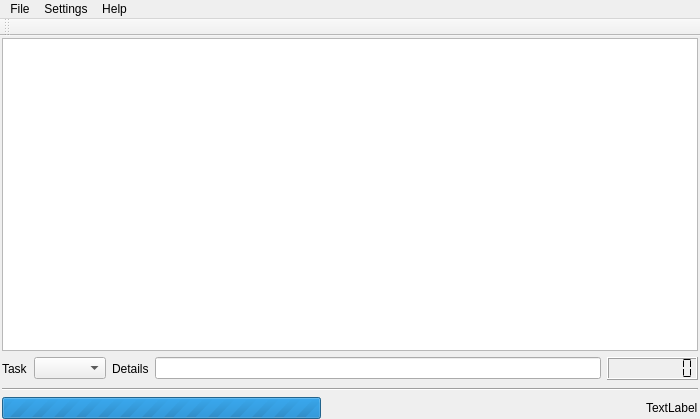
First picture: the form in ui/whch.ui, repository Patriciasc/WHCH, before the edit.
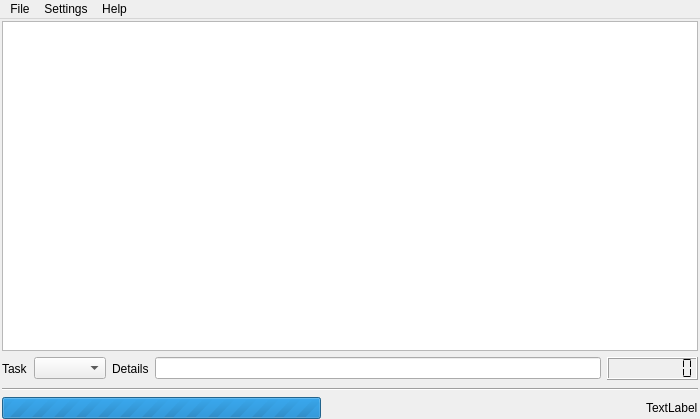
Second picture: the form after the edit.

Commit message: Removed empty toolbar from main window.

Diff of the .ui file:
```diff
--- a/ui/whch.ui
+++ b/ui/whch.ui
@@ -196,17 +196,6 @@
    <addaction name="menuSettings"/>
    <addaction name="menuHelp"/>
   </widget>
-  <widget class="QToolBar" name="toolBar">
-   <property name="windowTitle">
-    <string>toolBar</string>
-   </property>
-   <attribute name="toolBarArea">
-    <enum>TopToolBarArea</enum>
-   </attribute>
-   <attribute name="toolBarBreak">
-    <bool>false</bool>
-   </attribute>
-  </widget>
   <action name="actionQuit">
    <property name="text">
     <string>Quit</string>
```
